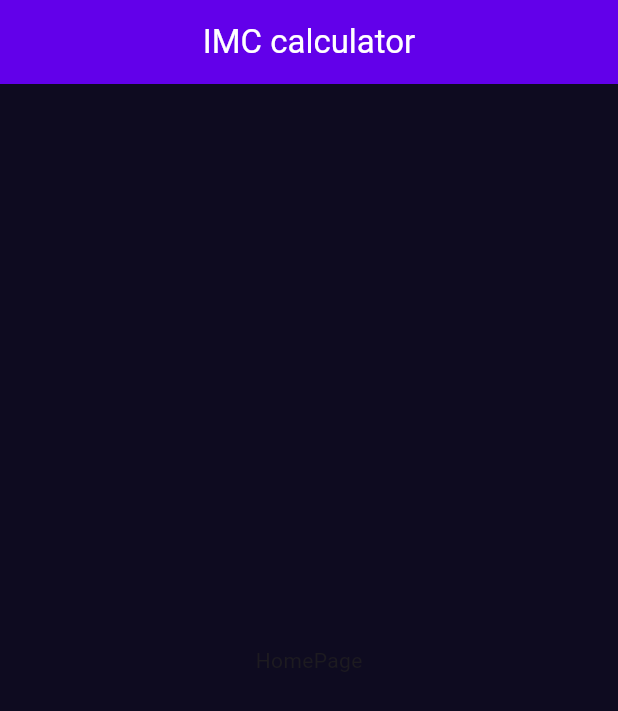
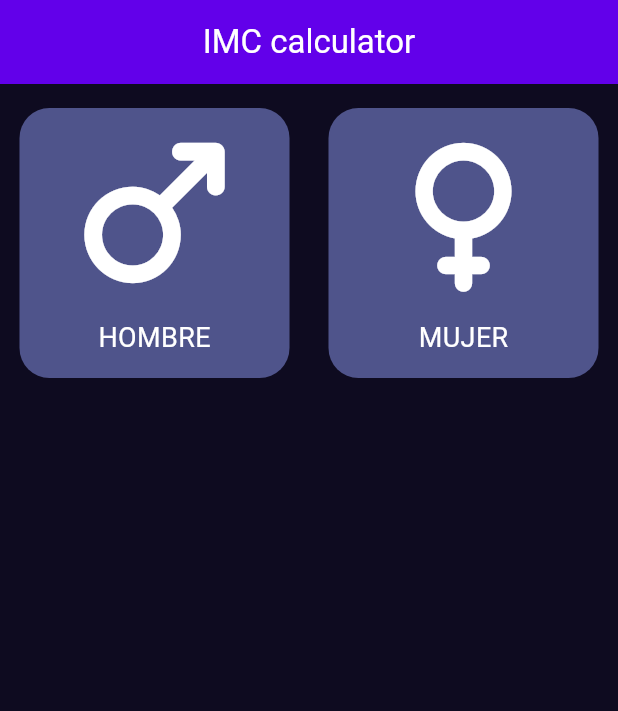
Before and after one commit to AlDaniel1337/fl_imc_app, a Flutter app: the screen it shows after launch, on a phone screen of 412 x 824 dp. Shown: the top 711 px of the screen. Run offline on Flutter 3.47's test engine with Material 3 defaults, Android fonts, the phone set to English and light mode, and no system bars; our stand-ins replace get.

Commit message:
Agregado controlador y selector de genero

```diff
--- a/lib/main.dart
+++ b/lib/main.dart
@@ -1,4 +1,5 @@
 import 'package:flutter/material.dart';
+import 'package:get/get.dart';
 import 'package:imc_app/core/theme/app_theme.dart';
 import 'package:imc_app/presentation/home/home.page.dart';
 
@@ -12,7 +13,7 @@ class MyApp extends StatelessWidget {
   // This widget is the root of your application.
   @override
   Widget build(BuildContext context) {
-    return MaterialApp(
+    return GetMaterialApp(
       debugShowCheckedModeBanner: false,
       title: 'IMC app',
       theme: AppTheme.theme(),
--- /dev/null
+++ b/lib/presentation/home/components/gender_card.dart
@@ -0,0 +1,38 @@
+import 'package:flutter/material.dart';
+
+class GenderCard extends StatelessWidget {
+
+  final String lable;
+  final IconData icon;
+  final VoidCallback? onPress;
+  final Color color;
+
+  const GenderCard({
+    super.key,
+    required this.lable,
+    required this.icon,
+    required this.color,
+    required this.onPress,
+  });
+
+  @override
+  Widget build(BuildContext context) {
+    return GestureDetector(
+      onTap: onPress,
+      child: Container(
+        width: 180,
+        height: 180,
+        decoration: BoxDecoration(
+          borderRadius: BorderRadius.all( Radius.circular(20) ),
+          color: color,
+         ),
+        child: Column(
+          children: [
+            Icon( icon, size: 140, color: Colors.white, ),
+            Text(lable.toUpperCase(), style: TextStyle( color: Colors.white, fontSize: 18 ),)
+          ],
+        ),
+      ),
+    );
+  }
+}
--- /dev/null
+++ b/lib/presentation/home/components/gender_selector.dart
@@ -0,0 +1,45 @@
+import 'package:flutter/material.dart';
+import 'package:get/get.dart';
+import 'package:imc_app/presentation/home/components/gender_card.dart';
+import 'package:imc_app/presentation/home/controller/home.controller.dart';
+
+
+
+class GenderSelector extends StatelessWidget {
+
+  const GenderSelector({super.key});
+
+  @override
+  Widget build(BuildContext context) {
+
+    final HomeController homeController = Get.put(HomeController());
+
+    return Obx(() {
+
+      final isMale = homeController.isMaleGenderSelected.value;
+      final isFemale = homeController.isFemaleGenderSelected.value;
+
+      return Row(
+        crossAxisAlignment: CrossAxisAlignment.center,
+        mainAxisAlignment: MainAxisAlignment.spaceAround,
+        children: [
+
+          GenderCard(
+            lable: "Hombre",
+            icon: Icons.male_rounded,
+            onPress: homeController.selectMaleGender,
+            color: homeController.getCardColor(isSelected: isMale),
+          ),
+
+          GenderCard(
+            lable: "Mujer",
+            icon: Icons.female_rounded,
+            onPress: homeController.selectFemaleGender,
+            color: homeController.getCardColor(isSelected: isFemale),
+          ),
+
+        ],
+      );
+    });
+  }
+}
--- /dev/null
+++ b/lib/presentation/home/controller/home.controller.dart
@@ -0,0 +1,28 @@
+import 'package:flutter/material.dart';
+import 'package:get/get.dart';
+import 'package:imc_app/core/theme/app_theme.dart';
+
+/// HomeController _HomeController = Get.put(HomeController());
+
+class HomeController extends GetxController{
+
+  RxBool isMaleGenderSelected = false.obs;
+  RxBool isFemaleGenderSelected = false.obs;
+
+  selectMaleGender(){
+    isMaleGenderSelected.value = true;
+    isFemaleGenderSelected.value = false;
+  }
+
+  selectFemaleGender(){
+    isFemaleGenderSelected.value = true;
+    isMaleGenderSelected.value = false;
+  }
+
+  Color getCardColor({ required bool isSelected }){
+    return isSelected
+      ? AppTheme.backgroundComponent
+      : AppTheme.backgroundComponentSelected;
+  }
+
+}
--- a/lib/presentation/home/home.page.dart
+++ b/lib/presentation/home/home.page.dart
@@ -1,5 +1,6 @@
 import 'package:flutter/material.dart';
 import 'package:imc_app/core/theme/app_theme.dart';
+import 'package:imc_app/presentation/home/components/gender_selector.dart';
 
 class HomePage extends StatelessWidget {
 
@@ -20,8 +21,15 @@ class HomePage extends StatelessWidget {
         centerTitle: true,
       ),
 
-      body: const Center(
-         child: Text('HomePage'),
+      body: Padding(
+        padding: const EdgeInsets.symmetric( vertical: 16 ),
+        child: const Center(
+          child: Column(
+            children: [
+              GenderSelector()
+            ],
+          )
+        ),
       ),
     );
   }
```
